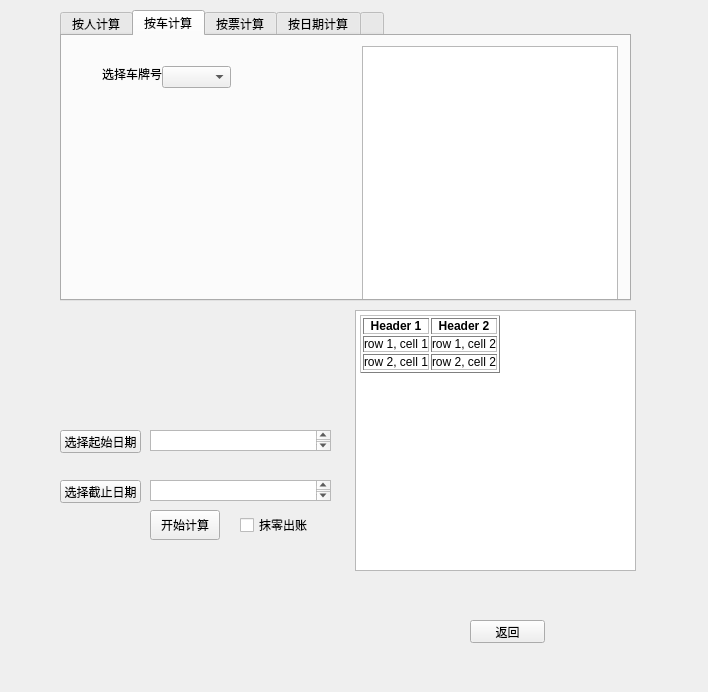
Qt form ui/account_results.ui (leexuehan/AccountingAssisitor) before a commit.
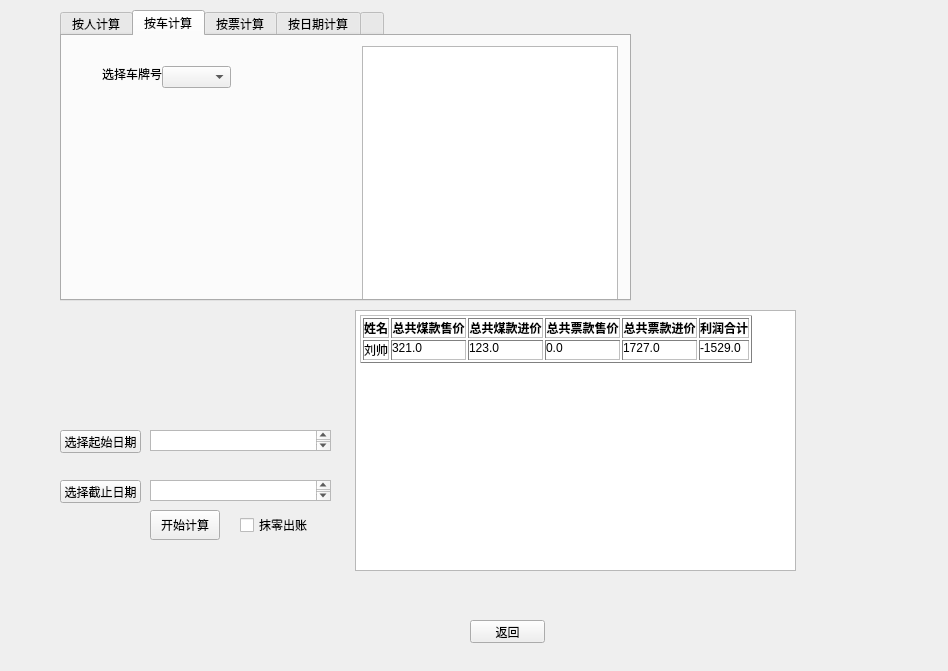
The same form after that commit. The open tabs and pages were chosen to show the change.

What changed in the file:
```diff
--- a/ui/account_results.ui
+++ b/ui/account_results.ui
@@ -6,8 +6,8 @@
    <rect>
     <x>0</x>
     <y>0</y>
-    <width>708</width>
-    <height>692</height>
+    <width>948</width>
+    <height>671</height>
    </rect>
   </property>
   <property name="windowTitle">
@@ -200,7 +200,7 @@
     <rect>
      <x>355</x>
      <y>310</y>
-     <width>281</width>
+     <width>441</width>
      <height>261</height>
     </rect>
    </property>
@@ -222,19 +222,30 @@
 &lt;table border=&quot;1&quot; style=&quot; margin-top:0px; margin-bottom:0px; margin-left:0px; margin-right:0px;&quot; cellspacing=&quot;2&quot; cellpadding=&quot;0&quot;&gt;
 &lt;tr&gt;
 &lt;td&gt;
-&lt;p align=&quot;center&quot; style=&quot; margin-top:0px; margin-bottom:0px; margin-left:0px; margin-right:0px; -qt-block-indent:0; text-indent:0px;&quot;&gt;&lt;span style=&quot; font-weight:600;&quot;&gt;Header 1&lt;/span&gt;&lt;/p&gt;&lt;/td&gt;
+&lt;p align=&quot;center&quot; style=&quot; margin-top:0px; margin-bottom:0px; margin-left:0px; margin-right:0px; -qt-block-indent:0; text-indent:0px;&quot;&gt;&lt;span style=&quot; font-weight:600;&quot;&gt;姓名&lt;/span&gt;&lt;/p&gt;&lt;/td&gt;
 &lt;td&gt;
-&lt;p align=&quot;center&quot; style=&quot; margin-top:0px; margin-bottom:0px; margin-left:0px; margin-right:0px; -qt-block-indent:0; text-indent:0px;&quot;&gt;&lt;span style=&quot; font-weight:600;&quot;&gt;Header 2&lt;/span&gt;&lt;/p&gt;&lt;/td&gt;&lt;/tr&gt;
-&lt;tr&gt;
+&lt;p align=&quot;center&quot; style=&quot; margin-top:0px; margin-bottom:0px; margin-left:0px; margin-right:0px; -qt-block-indent:0; text-indent:0px;&quot;&gt;&lt;span style=&quot; font-weight:600;&quot;&gt;总共煤款售价&lt;/span&gt;&lt;/p&gt;&lt;/td&gt;
 &lt;td&gt;
-&lt;p style=&quot; margin-top:0px; margin-bottom:0px; margin-left:0px; margin-right:0px; -qt-block-indent:0; text-indent:0px;&quot;&gt;row 1, cell 1&lt;/p&gt;&lt;/td&gt;
+&lt;p align=&quot;center&quot; style=&quot; margin-top:0px; margin-bottom:0px; margin-left:0px; margin-right:0px; -qt-block-indent:0; text-indent:0px;&quot;&gt;&lt;span style=&quot; font-weight:600;&quot;&gt;总共煤款进价&lt;/span&gt;&lt;/p&gt;&lt;/td&gt;
 &lt;td&gt;
-&lt;p style=&quot; margin-top:0px; margin-bottom:0px; margin-left:0px; margin-right:0px; -qt-block-indent:0; text-indent:0px;&quot;&gt;row 1, cell 2&lt;/p&gt;&lt;/td&gt;&lt;/tr&gt;
+&lt;p align=&quot;center&quot; style=&quot; margin-top:0px; margin-bottom:0px; margin-left:0px; margin-right:0px; -qt-block-indent:0; text-indent:0px;&quot;&gt;&lt;span style=&quot; font-weight:600;&quot;&gt;总共票款售价&lt;/span&gt;&lt;/p&gt;&lt;/td&gt;
+&lt;td&gt;
+&lt;p align=&quot;center&quot; style=&quot; margin-top:0px; margin-bottom:0px; margin-left:0px; margin-right:0px; -qt-block-indent:0; text-indent:0px;&quot;&gt;&lt;span style=&quot; font-weight:600;&quot;&gt;总共票款进价&lt;/span&gt;&lt;/p&gt;&lt;/td&gt;
+&lt;td&gt;
+&lt;p align=&quot;center&quot; style=&quot; margin-top:0px; margin-bottom:0px; margin-left:0px; margin-right:0px; -qt-block-indent:0; text-indent:0px;&quot;&gt;&lt;span style=&quot; font-weight:600;&quot;&gt;利润合计&lt;/span&gt;&lt;/p&gt;&lt;/td&gt;&lt;/tr&gt;
 &lt;tr&gt;
 &lt;td&gt;
-&lt;p style=&quot; margin-top:0px; margin-bottom:0px; margin-left:0px; margin-right:0px; -qt-block-indent:0; text-indent:0px;&quot;&gt;row 2, cell 1&lt;/p&gt;&lt;/td&gt;
+&lt;p style=&quot; margin-top:0px; margin-bottom:0px; margin-left:0px; margin-right:0px; -qt-block-indent:0; text-indent:0px;&quot;&gt;刘帅&lt;/p&gt;&lt;/td&gt;
 &lt;td&gt;
-&lt;p style=&quot; margin-top:0px; margin-bottom:0px; margin-left:0px; margin-right:0px; -qt-block-indent:0; text-indent:0px;&quot;&gt;row 2, cell 2&lt;/p&gt;&lt;/td&gt;&lt;/tr&gt;&lt;/table&gt;&lt;/body&gt;&lt;/html&gt;</string>
+&lt;p style=&quot; margin-top:0px; margin-bottom:0px; margin-left:0px; margin-right:0px; -qt-block-indent:0; text-indent:0px;&quot;&gt;321.0&lt;/p&gt;&lt;/td&gt;
+&lt;td&gt;
+&lt;p style=&quot; margin-top:0px; margin-bottom:0px; margin-left:0px; margin-right:0px; -qt-block-indent:0; text-indent:0px;&quot;&gt;123.0&lt;/p&gt;&lt;/td&gt;
+&lt;td&gt;
+&lt;p style=&quot; margin-top:0px; margin-bottom:0px; margin-left:0px; margin-right:0px; -qt-block-indent:0; text-indent:0px;&quot;&gt;0.0&lt;/p&gt;&lt;/td&gt;
+&lt;td&gt;
+&lt;p style=&quot; margin-top:0px; margin-bottom:0px; margin-left:0px; margin-right:0px; -qt-block-indent:0; text-indent:0px;&quot;&gt;1727.0&lt;/p&gt;&lt;/td&gt;
+&lt;td&gt;
+&lt;p style=&quot; margin-top:0px; margin-bottom:0px; margin-left:0px; margin-right:0px; -qt-block-indent:0; text-indent:0px;&quot;&gt;-1529.0&lt;/p&gt;&lt;/td&gt;&lt;/tr&gt;&lt;/table&gt;&lt;/body&gt;&lt;/html&gt;</string>
    </property>
   </widget>
   <widget class="QPushButton" name="compute_cmd_btn">
```
Left out of the diff: 11 changed lines with no effect on the pictures.
